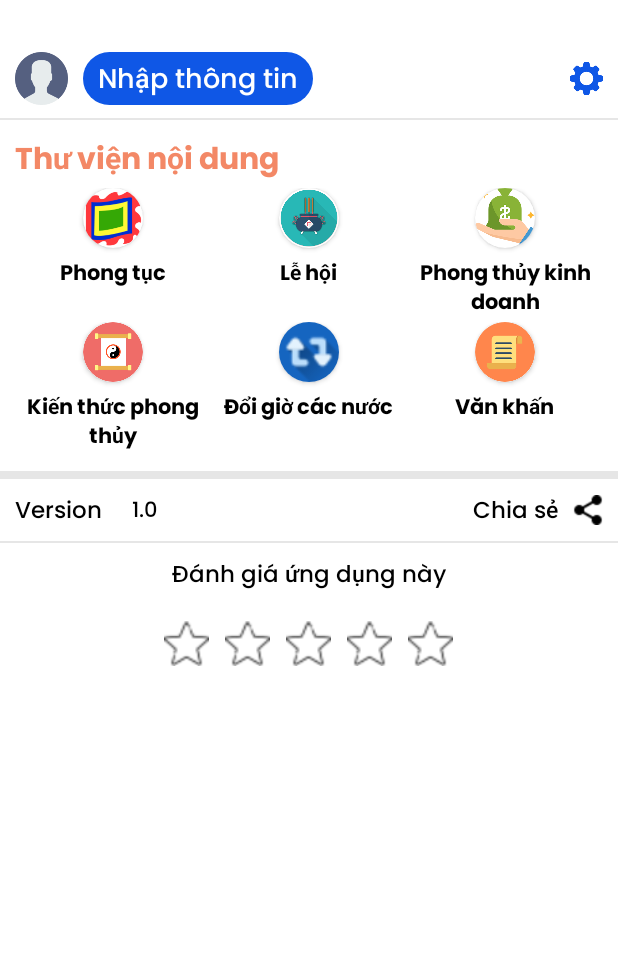
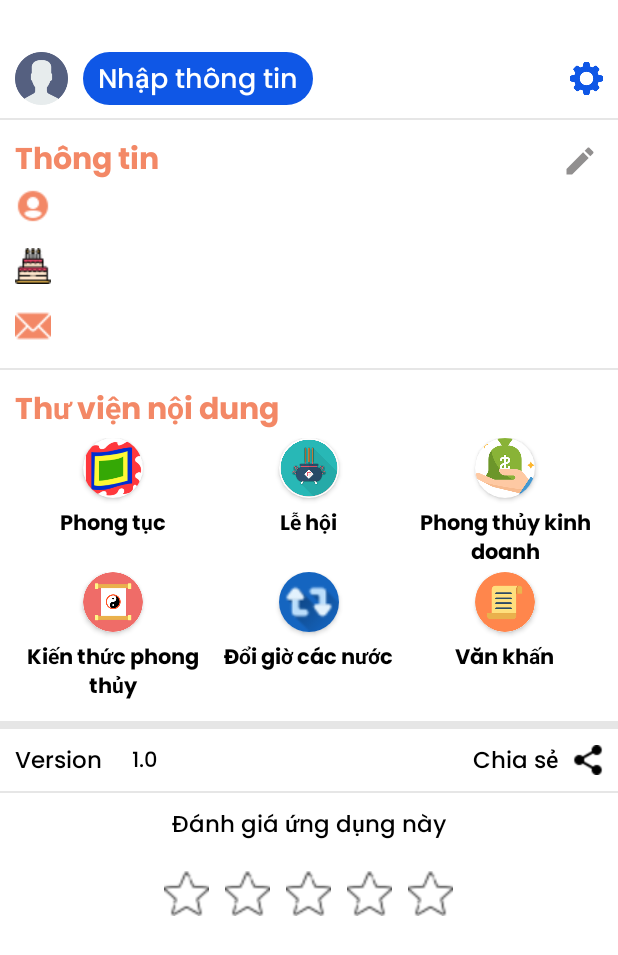
Before and after one commit to trung1999hy/ApplichVanNien, an Android app: the layout fragment_setting.xml on its own in the app's theme, with its tools: preview values and no code run, on a phone screen of 412 x 824 dp. Shown: the top 955 px of the screen. Run offline under Robolectric (Android 15) with nearby library versions, the phone set to English and light mode, and no system bars.

Commit message:
implement logic edit userinfo in setting screen

```diff
--- a/app/src/main/java/com/example/universalcalendar/extensions/DateUtils.kt
+++ b/app/src/main/java/com/example/universalcalendar/extensions/DateUtils.kt
@@ -18,6 +18,7 @@ import kotlin.math.sin
 object DateUtils {
 
     const val DATE_LOCALE_FORMAT = "yyyy-MM-dd"
+    const val DOB_FORMAT = "dd/MM/YYYY"
     const val DATE_LOCALE_FORMAT_1 = "yyyyMd"
     const val DATE_LOCALE_FORMAT_2 = "yyyyMMdd"
     const val DATE_EVENT_REGISTER = "yyyyMMddHHmm"
--- a/app/src/main/java/com/example/universalcalendar/ui/dialog/UserDialog.kt
+++ b/app/src/main/java/com/example/universalcalendar/ui/dialog/UserDialog.kt
@@ -4,7 +4,6 @@ import android.text.Editable
 import android.text.TextWatcher
 import android.view.View
 import android.view.ViewGroup
-import android.widget.Toast
 import androidx.fragment.app.FragmentManager
 import com.example.universalcalendar.R
 import com.example.universalcalendar.extensions.DateUtils
@@ -24,7 +23,7 @@ class UserDialog : BaseDialog() {
     }
 
     private lateinit var mView: View
-    var userLoginCallback: (name: String) -> Unit = {}
+    var userLoginCallback: (user: User) -> Unit = {}
 
 
     override fun createCustomView(): View {
@@ -120,6 +119,15 @@ class UserDialog : BaseDialog() {
             }
 
         })
+        val userInfo = SharePreference.getInstance().getUserInformation()
+        if (userInfo != null) {
+            mView.tv_login_name?.setText(userInfo.name)
+            mView.tv_login_date_of_birth?.setText(DateUtils.convertDateToString(
+                DateUtils.convertStringToDate(DateUtils.DATE_LOCALE_FORMAT_2, userInfo.dateOfBirth),
+                DateUtils.DOB_FORMAT
+            ))
+            mView.tv_login_email?.setText(userInfo.email)
+        }
     }
 
     private fun saveUserInfor() {
@@ -140,7 +148,8 @@ class UserDialog : BaseDialog() {
             )
             val userEmail = mView.tv_login_email?.text.toString()
             val prefs = SharePreference.getInstance()
-            prefs.saveUserInformation(User(userName, userDobFormat, userEmail))
+            val user = User(userName, userDobFormat, userEmail)
+            prefs.saveUserInformation(user)
             prefs.saveEvent(Event(
                 id = userDob.toInt(),
                 daySolar = userDob.substring(0, 2).toInt(),
@@ -150,8 +159,7 @@ class UserDialog : BaseDialog() {
                 timeStart = userDob,
                 timeEnd = userDob
             ))
-            userLoginCallback.invoke(userName)
-            Toast.makeText(context, "Nhập thông tin thành công !", Toast.LENGTH_SHORT).show()
+            userLoginCallback.invoke(user)
             dismissDialog()
         }
     }
--- a/app/src/main/java/com/example/universalcalendar/ui/feature/setting/SettingFragment.kt
+++ b/app/src/main/java/com/example/universalcalendar/ui/feature/setting/SettingFragment.kt
@@ -5,11 +5,11 @@ import android.view.View
 import com.example.universalcalendar.BuildConfig
 import com.example.universalcalendar.R
 import com.example.universalcalendar.databinding.FragmentSettingBinding
+import com.example.universalcalendar.extensions.DateUtils
 import com.example.universalcalendar.extensions.SharePreference
 import com.example.universalcalendar.extensions.click
 import com.example.universalcalendar.ui.base.BaseFragment
 import com.example.universalcalendar.ui.dialog.TimeCountriesDialog
-import com.example.universalcalendar.ui.dialog.TimeEventRegisterDialog
 import com.example.universalcalendar.ui.feature.setting.business.ListPTBusinessActivity
 import com.example.universalcalendar.ui.feature.setting.festival.ListFestivalActivity
 import com.example.universalcalendar.ui.feature.setting.pt.ListCustomsActivity
@@ -33,26 +33,23 @@ class SettingFragment : BaseFragment<FragmentSettingBinding, SettingViewModel>()
         val userInfo = SharePreference.getInstance().getUserInformation()
         if (userInfo != null) {
             binding.tvSettingLogin.visibility = View.GONE
-            binding.tvSettingUserName.visibility = View.VISIBLE
-            binding.tvSettingUserName.text = userInfo.name
+            binding.lloUserInfo.visibility = View.VISIBLE
+            binding.tvUserName.text = userInfo.name
+            binding.tvDob.text = DateUtils.convertDateToString(
+                DateUtils.convertStringToDate(DateUtils.DATE_LOCALE_FORMAT_2, userInfo.dateOfBirth),
+                DateUtils.DOB_FORMAT
+            )
+            binding.tvEmail.text = userInfo.email
         } else {
             binding.tvSettingLogin.visibility = View.VISIBLE
-            binding.tvSettingUserName.visibility = View.GONE
+            binding.lloUserInfo.visibility = View.GONE
         }
         binding.tvSettingVersionContent.text = BuildConfig.VERSION_NAME
     }
 
     override fun initAction() {
         binding.tvSettingLogin.click {
-            val userInforDialog = UserDialog.newInstance()
-            userInforDialog.apply {
-                userLoginCallback = { userName ->
-                    binding.tvSettingLogin.visibility = View.GONE
-                    binding.tvSettingUserName.visibility = View.VISIBLE
-                    binding.tvSettingUserName.text = userName
-                }
-            }
-            userInforDialog.shows(childFragmentManager)
+            showDialogEditUserInfo()
         }
         binding.btnConvertHour.click {
             val dialog = TimeCountriesDialog.newInstance()
@@ -120,6 +117,26 @@ class SettingFragment : BaseFragment<FragmentSettingBinding, SettingViewModel>()
             binding.icRateStar5.setImageLevel(state)
             updateStateStars()
         }
+        binding.icUserInfoEdit.click {
+            showDialogEditUserInfo()
+        }
+    }
+
+    private fun showDialogEditUserInfo() {
+        val userInforDialog = UserDialog.newInstance()
+        userInforDialog.apply {
+            userLoginCallback = { userName ->
+                binding.tvSettingLogin.visibility = View.GONE
+                binding.lloUserInfo.visibility = View.VISIBLE
+                binding.tvUserName.text = userName.name
+                binding.tvDob.text = DateUtils.convertDateToString(
+                    DateUtils.convertStringToDate(DateUtils.DATE_LOCALE_FORMAT_2, userName.dateOfBirth),
+                    DateUtils.DOB_FORMAT
+                )
+                binding.tvEmail.text = userName.email
+            }
+        }
+        userInforDialog.shows(childFragmentManager)
     }
 
     override fun initData() {
--- /dev/null
+++ b/app/src/main/res/drawable/ic_edit.xml
@@ -0,0 +1,5 @@
+<vector android:height="24dp" android:tint="#000000"
+    android:viewportHeight="24" android:viewportWidth="24"
+    android:width="24dp" xmlns:android="http://schemas.android.com/apk/res/android">
+    <path android:fillColor="@android:color/white" android:pathData="M3,17.25V21h3.75L17.81,9.94l-3.75,-3.75L3,17.25zM20.71,7.04c0.39,-0.39 0.39,-1.02 0,-1.41l-2.34,-2.34c-0.39,-0.39 -1.02,-0.39 -1.41,0l-1.83,1.83 3.75,3.75 1.83,-1.83z"/>
+</vector>
--- a/app/src/main/res/layout/fragment_setting.xml
+++ b/app/src/main/res/layout/fragment_setting.xml
@@ -42,22 +42,6 @@
                 app:layout_constraintStart_toEndOf="@+id/ic_setting_user"
                 app:layout_constraintTop_toTopOf="parent" />
 
-            <TextView
-                android:id="@+id/tv_setting_user_name"
-                android:layout_width="wrap_content"
-                android:layout_height="wrap_content"
-                android:layout_marginStart="10dp"
-                android:fontFamily="@font/poppins_medium"
-                android:includeFontPadding="false"
-                android:text="Nhập thông tin"
-                android:visibility="gone"
-                android:textColor="@color/black_normal"
-                android:textSize="18dp"
-                android:textStyle="bold"
-                app:layout_constraintBottom_toBottomOf="parent"
-                app:layout_constraintStart_toEndOf="@+id/ic_setting_user"
-                app:layout_constraintTop_toTopOf="parent" />
-
             <ImageView
                 android:layout_width="22dp"
                 android:layout_height="22dp"
@@ -75,6 +59,126 @@
                 app:layout_constraintBottom_toBottomOf="parent" />
         </androidx.constraintlayout.widget.ConstraintLayout>
 
+
+        <LinearLayout
+            android:id="@+id/llo_user_info"
+            android:layout_width="match_parent"
+            android:layout_height="wrap_content"
+            android:orientation="vertical"
+            android:padding="10dp"
+            android:visibility="visible"
+            app:layout_constraintTop_toBottomOf="@+id/header_setting_container">
+
+            <TableRow
+                android:layout_width="match_parent"
+                android:layout_height="wrap_content"
+                android:gravity="center">
+
+                <TextView
+                    android:layout_width="0dp"
+                    android:layout_height="wrap_content"
+                    android:layout_weight="1"
+                    android:fontFamily="@font/poppins_bold"
+                    android:text="Thông tin"
+                    android:textColor="@color/orange"
+                    android:textSize="20sp" />
+
+                <ImageView
+                    android:id="@+id/ic_user_info_edit"
+                    android:layout_width="20dp"
+                    android:layout_height="20dp"
+                    android:layout_marginEnd="5dp"
+                    android:padding="5dp"
+                    android:scaleType="center"
+                    android:src="@drawable/ic_edit"
+                    app:tint="@color/gray" />
+            </TableRow>
+
+            <TableRow
+                android:layout_width="match_parent"
+                android:layout_height="wrap_content"
+                android:gravity="center">
+
+                <ImageView
+                    android:layout_width="24dp"
+                    android:layout_height="24dp"
+                    android:layout_marginEnd="5dp"
+                    android:padding="5dp"
+                    android:scaleType="center"
+                    android:src="@drawable/ic_user_name"
+                    app:tint="@color/orange" />
+
+                <TextView
+                    android:id="@+id/tv_user_name"
+                    android:layout_width="0dp"
+                    android:layout_height="wrap_content"
+                    android:layout_marginStart="5dp"
+                    android:layout_weight="1"
+                    android:gravity="center|left"
+                    android:textColor="@color/black"
+                    android:textSize="18dp" />
+            </TableRow>
+
+            <TableRow
+                android:layout_width="match_parent"
+                android:layout_height="wrap_content"
+                android:layout_marginTop="15dp"
+                android:gravity="center">
+
+                <ImageView
+                    android:layout_width="24dp"
+                    android:layout_height="24dp"
+                    android:layout_marginEnd="5dp"
+                    android:padding="5dp"
+                    android:scaleType="center"
+                    android:src="@drawable/ic_birthday_cake" />
+
+                <TextView
+                    android:id="@+id/tv_dob"
+                    android:layout_width="0dp"
+                    android:layout_height="wrap_content"
+                    android:layout_marginStart="5dp"
+                    android:layout_weight="1"
+                    android:gravity="center|left"
+                    android:textColor="@color/black"
+                    android:textSize="18dp" />
+            </TableRow>
+
+            <TableRow
+                android:layout_width="match_parent"
+                android:layout_height="wrap_content"
+                android:layout_marginTop="15dp"
+                android:layout_marginBottom="5dp"
+                android:gravity="center">
+
+                <ImageView
+                    android:layout_width="24dp"
+                    android:layout_height="24dp"
+                    android:layout_marginEnd="5dp"
+                    android:padding="5dp"
+                    android:scaleType="center"
+                    android:src="@drawable/ic_email"
+                    app:tint="@color/orange" />
+
+                <TextView
+                    android:id="@+id/tv_email"
+                    android:layout_width="0dp"
+                    android:layout_height="wrap_content"
+                    android:layout_marginStart="5dp"
+                    android:layout_weight="1"
+                    android:gravity="center|left"
+                    android:textColor="@color/black"
+                    android:textSize="18dp" />
+            </TableRow>
+        </LinearLayout>
+
+        <View
+            android:id="@+id/divider3"
+            android:layout_width="match_parent"
+            android:layout_height="1dp"
+            android:background="@color/line_border_grey"
+            app:layout_constraintTop_toBottomOf="@id/llo_user_info"/>
+
         <LinearLayout
             android:id="@+id/ln_1"
             android:layout_width="match_parent"
@@ -83,7 +187,7 @@
             android:padding="10dp"
             app:layout_constraintEnd_toEndOf="parent"
             app:layout_constraintStart_toStartOf="parent"
-            app:layout_constraintTop_toBottomOf="@id/header_setting_container">
+            app:layout_constraintTop_toBottomOf="@id/divider3">
 
             <TextView
                 android:layout_width="wrap_content"
```
